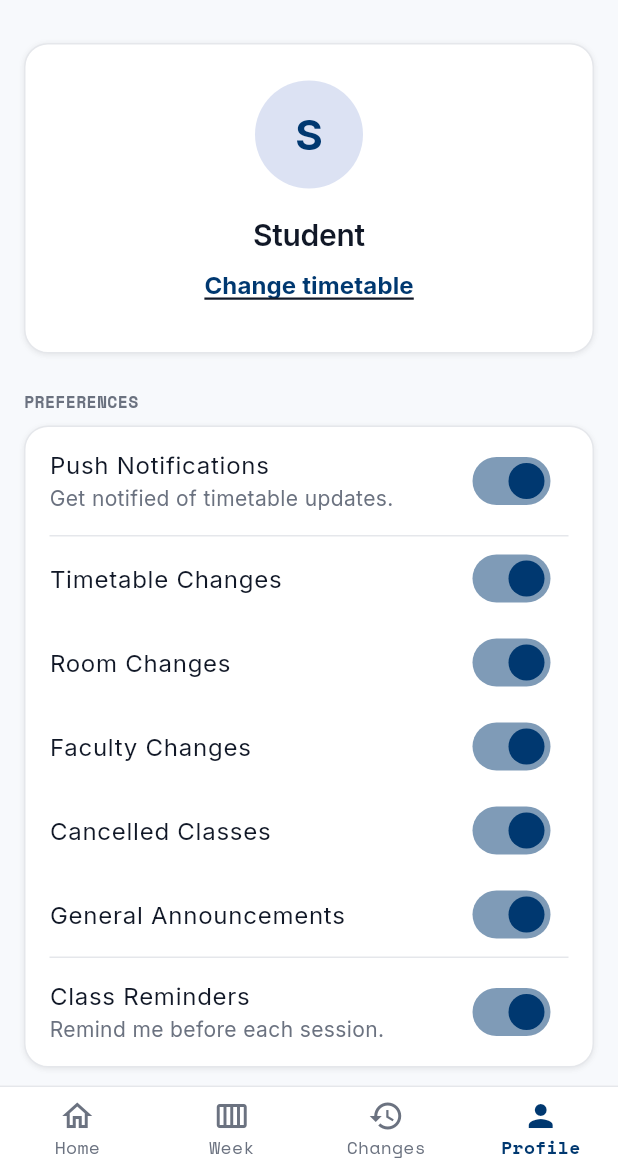
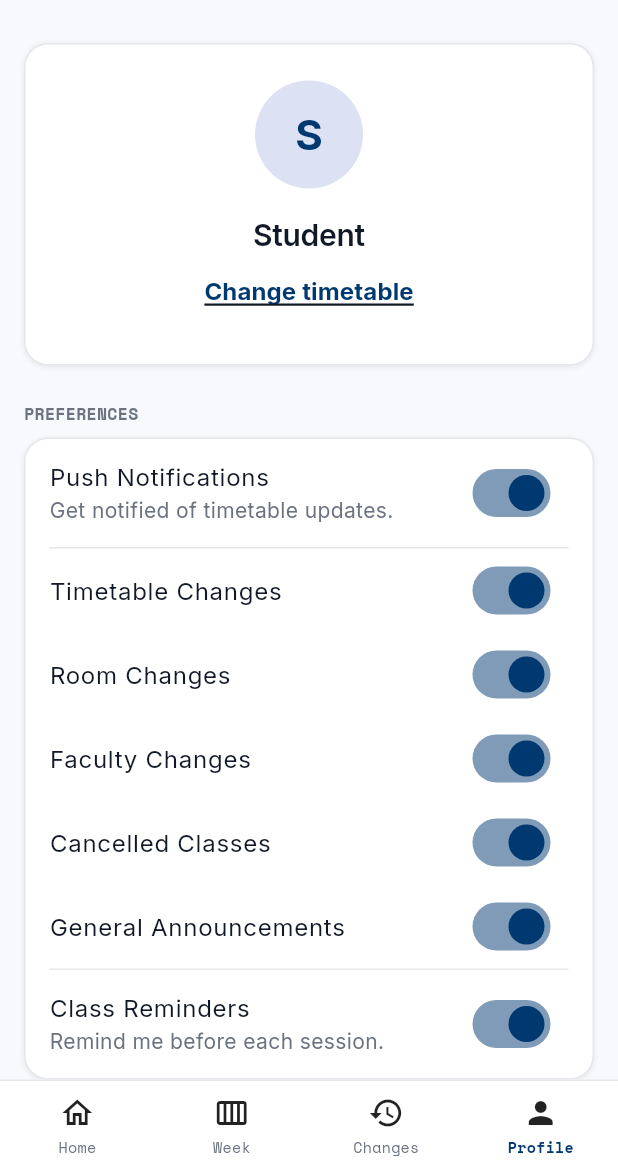
Before and after one commit to nithwik-ui/sru-timetable-pwa, a Flutter app: the DashboardScreen screen opened directly, item 4 of the bottom bar chosen, on a phone screen of 412 x 824 dp, the part 65-1236 px from its top. Run offline on Flutter 3.47's test engine with Material 3 defaults, Android fonts, the phone set to English and light mode, and no system bars; our stand-ins replace firebase_analytics, firebase_core, firebase_messaging, flutter_local_notifications, flutter_secure_storage, google_fonts and 4 more; missing offline and left inert: dart:html, dart:js_interop, home_widget; accounts and stored records are empty; network calls fail.

Commit message:
fix: pwa performance, hit targets, and touch blockers

```diff
--- a/lib/features/dashboard/dashboard_screen.dart
+++ b/lib/features/dashboard/dashboard_screen.dart
@@ -192,24 +192,48 @@ class _DashboardScreenState extends State<DashboardScreen> {
                 top: BorderSide(color: AppConstants.outline, width: 1.0),
               ),
             ),
-            child: BottomNavigationBar(
-              currentIndex: _currentIndex,
-              onTap: (index) {
+            child: Row(
+              children: List.generate(bottomNavItems.length, (index) {
+                final item = bottomNavItems[index];
+                final isSelected = _currentIndex == index;
+                return Expanded(
+                  child: GestureDetector(
+                    behavior: HitTestBehavior.opaque,
+                    onTap: () {
+                      if (_currentIndex != index) {
                         setState(() {
                           _currentIndex = index;
                         });
                         if (index < tabNames.length) {
                           AnalyticsService.instance.logScreenView(tabNames[index]);
                         }
+                      }
                     },
-              type: BottomNavigationBarType.fixed,
-              backgroundColor: AppConstants.surface,
-              selectedItemColor: AppConstants.primary,
-              unselectedItemColor: AppConstants.textSecondary,
-              selectedLabelStyle: AppConstants.getLabelSmall(color: AppConstants.primary).copyWith(fontWeight: FontWeight.bold),
-              unselectedLabelStyle: AppConstants.getLabelSmall(color: AppConstants.textSecondary),
-              elevation: 0,
-              items: bottomNavItems,
+                    child: Container(
+                      height: 60, // Ensure generous hit target
+                      color: Colors.transparent, // Crucial for Flutter Web HitTestBehavior.opaque
+                      padding: const EdgeInsets.symmetric(vertical: 8),
+                      child: Column(
+                        mainAxisSize: MainAxisSize.min,
+                        mainAxisAlignment: MainAxisAlignment.center,
+                        children: [
+                          isSelected ? item.activeIcon : item.icon,
+                          const SizedBox(height: 4),
+                          Text(
+                            item.label ?? '',
+                            style: AppConstants.getLabelSmall(
+                              color: isSelected ? AppConstants.primary : AppConstants.textSecondary,
+                            ).copyWith(
+                              fontWeight: isSelected ? FontWeight.bold : FontWeight.normal,
+                              fontSize: 10,
+                            ),
+                          ),
+                        ],
+                      ),
+                    ),
+                  ),
+                );
+              }),
             ),
           ),
         ),
--- a/lib/features/dashboard/profile_tab.dart
+++ b/lib/features/dashboard/profile_tab.dart
@@ -346,7 +346,6 @@ class _ProfileTabState extends State<ProfileTab> {
                           onPressed: _onChangeTimetable,
                           style: TextButton.styleFrom(
                             foregroundColor: AppConstants.primary,
-                            visualDensity: VisualDensity.compact,
                           ),
                           child: Text(
                             'Change timetable',
--- a/lib/features/onboarding/faculty_selection_screen.dart
+++ b/lib/features/onboarding/faculty_selection_screen.dart
@@ -120,7 +120,6 @@ class _FacultySelectionScreenState extends State<FacultySelectionScreen> {
       await NotificationService.reconcileReminders();
       SyncService.instance.syncTimetable();
 
-      await Future.delayed(const Duration(seconds: 1));
       if (!mounted) return;
 
       Navigator.of(context).pushAndRemoveUntil(
--- a/lib/features/onboarding/syncing_screen.dart
+++ b/lib/features/onboarding/syncing_screen.dart
@@ -70,9 +70,6 @@ class _SyncingScreenState extends State<SyncingScreen> {
         }
       } catch (_) {}
       await ApiService.registerDevice(fcmToken, widget.batchId);
-
-      // Delay briefly for animation effect
-      await Future.delayed(const Duration(seconds: 2));
 
       // 4. Save batch variables to local storage (marks onboarding as complete)
       await StorageService.saveSelection(
--- a/lib/widgets/class_details_bottom_sheet.dart
+++ b/lib/widgets/class_details_bottom_sheet.dart
@@ -173,8 +173,6 @@ class _ClassDetailsBottomSheetState extends State<ClassDetailsBottomSheet> {
               IconButton(
                 icon: const Icon(Icons.close, color: AppConstants.textSecondary),
                 onPressed: () => Navigator.of(context).pop(),
-                padding: EdgeInsets.zero,
-                constraints: const BoxConstraints(),
               ),
             ],
           ),
```
Also changed, not shown: lib/features/onboarding/welcome_screen.dart (+5 -5 lines), lib/main.dart (+14 -20 lines), 3 other files. Lines whose indentation alone changed are shown as unchanged.
